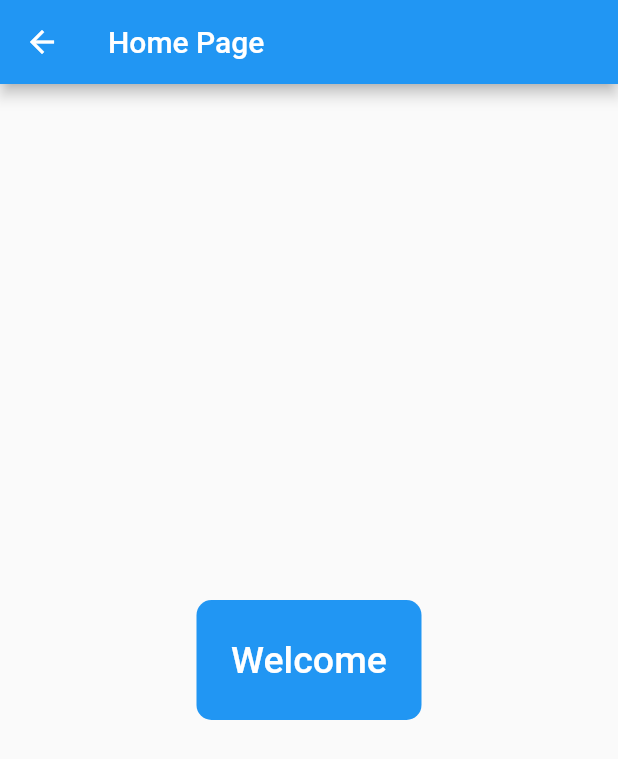
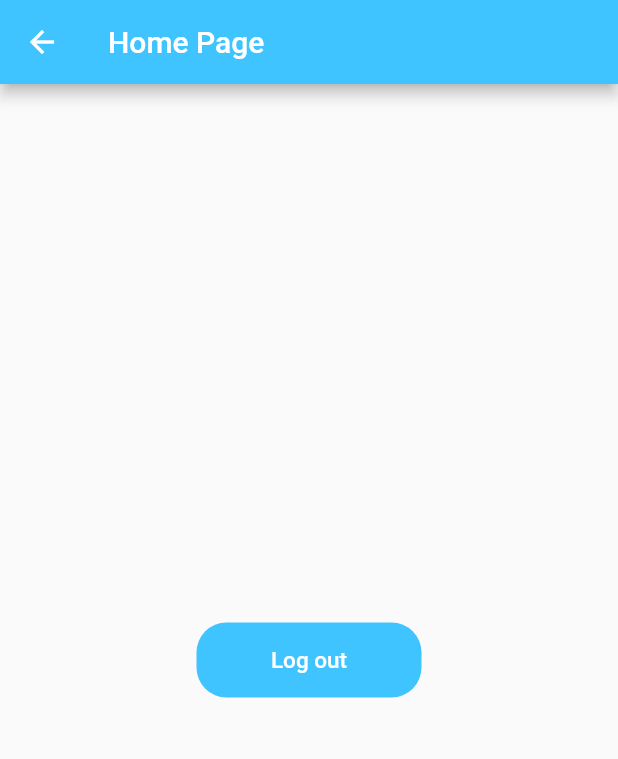
Before and after one commit to FarhanKurnia/FrameworkWebP6, a Flutter app: the screen it shows after launch, after a tap on "Login", on a phone screen of 412 x 824 dp. Shown: the top 759 px of the screen. Run offline on Flutter 3.47's test engine with Material 2 defaults, Android fonts, the phone set to English and light mode, and no system bars.

```diff
--- a/lib/HomePage.dart
+++ b/lib/HomePage.dart
@@ -10,23 +10,25 @@ class _HomePageState extends State<HomePage> {
   Widget build(BuildContext context) {
     return Scaffold(
       appBar: AppBar(
+        backgroundColor: Colors.lightBlueAccent,
         title: Text('Home Page'),
       ),
       body: Center(
         child: Container(
-          height: 80,
+          height: 50,
           width: 150,
           decoration: BoxDecoration(
-              color: Colors.blue, borderRadius: BorderRadius.circular(10)),
+              color: Colors.lightBlueAccent, borderRadius: BorderRadius.circular(20)),
           child: FlatButton(
             onPressed: () {
               Navigator.pop(context);
             },
             child: Text(
-              'Welcome',
-              style: TextStyle(color: Colors.white, fontSize: 25),
+              'Log out',
+              style: TextStyle(color: Colors.white, fontSize: 15),
             ),
           ),
+
         ),
       ),
     );
--- a/lib/main.dart
+++ b/lib/main.dart
@@ -24,41 +24,44 @@ class _LoginDemoState extends State<LoginDemo> {
   @override
   Widget build(BuildContext context) {
     return Scaffold(
+      //Set Warna Backgrounnd putih
       backgroundColor: Colors.white,
       appBar: AppBar(
+        //Tittle halaman login
+          backgroundColor: Colors.lightBlueAccent,
         title: Text("Login Page"),
       ),
       body: SingleChildScrollView(
         child: Column(
           children: <Widget>[
             Padding(
-              padding: const EdgeInsets.only(top: 60.0),
+              //Padding atas dan bawah dari image
+              padding: const EdgeInsets.only(top: 60.0, bottom: 30.0),
               child: Center(
                 child: Container(
                     width: 200,
                     height: 150,
-                    /*decoration: BoxDecoration(
-                        color: Colors.red,
-                        borderRadius: BorderRadius.circular(50.0)),*/
-                    child: Image.asset('asset/images/flutter-logo.png')),
+                    //Widget:child untuk gambar logo tampilan login
+                    child: Image.asset('asset/images/flutter-logo-bird.png')),
               ),
             ),
             Padding(
               //padding: const EdgeInsets.only(left:15.0,right: 15.0,top:0,bottom: 0),
               padding: EdgeInsets.symmetric(horizontal: 15),
+              //Widget: child untuk Textfield E-Mail
               child: TextField(
                 decoration: InputDecoration(
                     border: OutlineInputBorder(),
                     labelText: 'Email',
-                    hintText: 'Enter valid email id as abc@gmail.com'),
+                    hintText: 'Enter valid E-mail as Farhan@gmail.com'),
               ),
             ),
             Padding(
               padding: const EdgeInsets.only(
                   left: 15.0, right: 15.0, top: 15, bottom: 0),
               //padding: EdgeInsets.symmetric(horizontal: 15),
+              //Widget: child untuk Textfield Password
               child: TextField(
-
                 obscureText: true,
                 decoration: InputDecoration(
                     border: OutlineInputBorder(),
@@ -70,16 +73,17 @@ class _LoginDemoState extends State<LoginDemo> {
               onPressed: (){
                 //TODO FORGOT PASSWORD SCREEN GOES HERE
               },
+              //Widget: child untuk hyperlink lupa password
               child: Text(
                 'Forgot Password',
-                style: TextStyle(color: Colors.blue, fontSize: 15),
+                style: TextStyle(color: Colors.black12, fontSize: 15),
               ),
             ),
             Container(
               height: 50,
-              width: 250,
+              width: 150,
               decoration: BoxDecoration(
-                  color: Colors.blue, borderRadius: BorderRadius.circular(20)),
+                  color: Colors.lightBlueAccent, borderRadius: BorderRadius.circular(20)),
               child: FlatButton(
                 onPressed: () {
                   Navigator.push(
@@ -87,14 +91,23 @@ class _LoginDemoState extends State<LoginDemo> {
                 },
                 child: Text(
                   'Login',
-                  style: TextStyle(color: Colors.white, fontSize: 25),
+                  style: TextStyle(color: Colors.white, fontSize: 20),
                 ),
               ),
             ),
             SizedBox(
-              height: 130,
+              height: 40,
             ),
-            Text('New User? Create Account')
+            FlatButton(
+              onPressed: (){
+                //TODO FORGOT PASSWORD SCREEN GOES HERE
+              },
+              //Widget: child untuk hyperlink lupa password
+              child: Text(
+                'New User? Create Account',
+                style: TextStyle(color: Colors.black12, fontSize: 15),
+              ),
+            ),
           ],
         ),
       ),
```
Also changed, not shown: asset/images/flutter-logo-bird.png (added), asset/images/flutter-logo.png (deleted).
